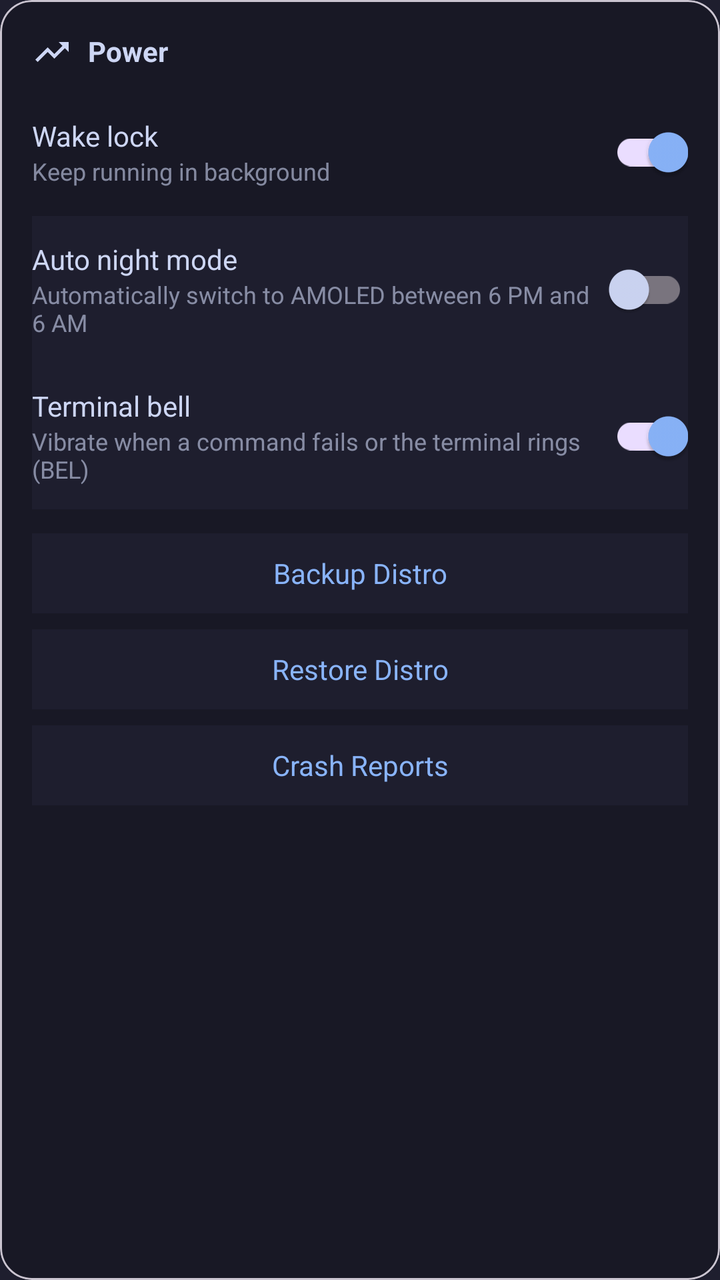
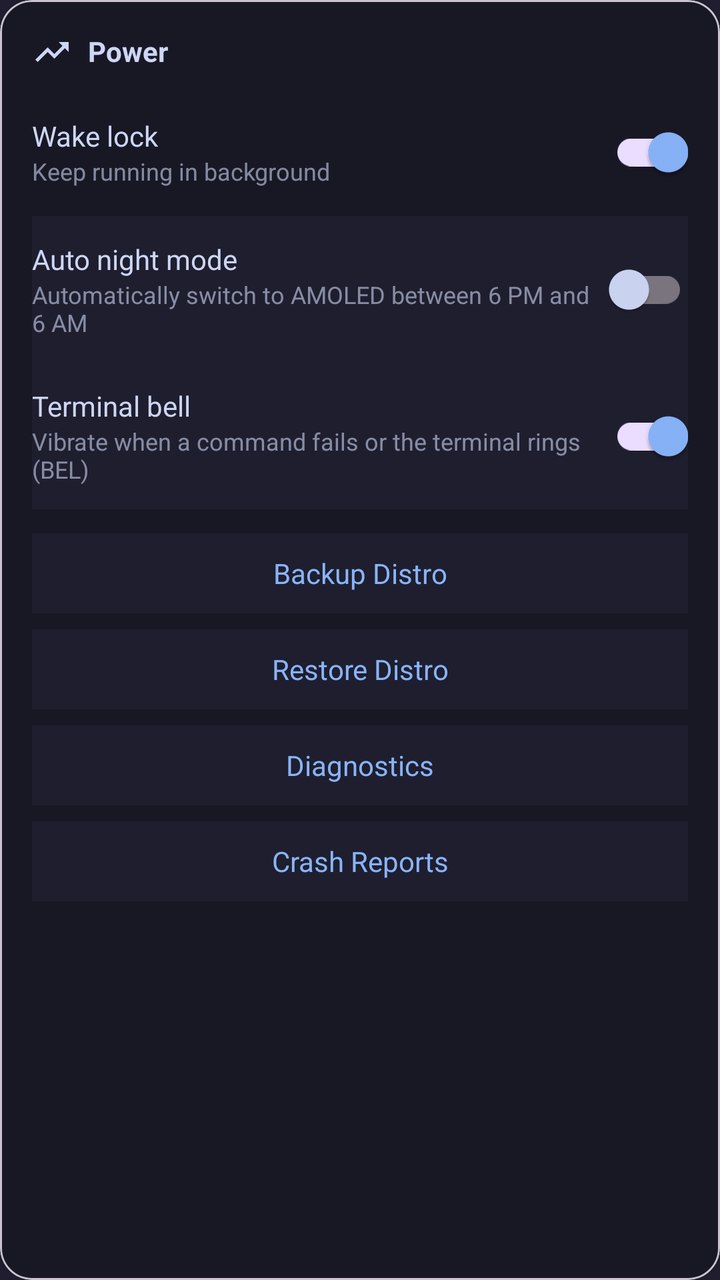

Compare the two renders of this Android layout. The source of the first and the diff that turns it into the second are given below.
<!-- AndroidManifest.xml: application theme Theme.RedTermApp -->
<!-- res/layout/settings_section_behavior.xml -->
<com.google.android.material.card.MaterialCardView xmlns:android="http://schemas.android.com/apk/res/android"
    xmlns:app="http://schemas.android.com/apk/res-auto"
        android:layout_width="match_parent"
        android:layout_height="wrap_content"
        app:cardBackgroundColor="?attr/extraKeysBg"
        app:cardCornerRadius="16dp"
        app:cardElevation="0dp"
        android:layout_marginBottom="20dp"
        app:contentPadding="16dp">

        <LinearLayout
            android:layout_width="match_parent"
            android:layout_height="wrap_content"
            android:orientation="vertical">

            <TextView
                android:layout_width="wrap_content"
                android:layout_height="wrap_content"
                android:text="@string/power"
                android:textColor="?attr/terminalText"
                android:textSize="14sp"
                android:textStyle="bold"
                app:drawableStartCompat="@drawable/ic_section_power"
                app:drawableTint="?attr/terminalText"
                android:drawablePadding="8dp"
                android:layout_marginBottom="16dp" />

            <LinearLayout
                android:layout_width="match_parent"
                android:layout_height="wrap_content"
                android:orientation="horizontal"
                android:gravity="center_vertical">

                <LinearLayout
                    android:layout_width="0dp"
                    android:layout_height="wrap_content"
                    android:layout_weight="1"
                    android:orientation="vertical">

                    <TextView
                        android:layout_width="wrap_content"
                        android:layout_height="wrap_content"
                        android:text="@string/wake_lock"
                        android:textColor="?attr/terminalText"
                        android:textSize="14sp" />

                    <TextView
                        android:layout_width="wrap_content"
                        android:layout_height="wrap_content"
                        android:text="@string/keep_running_in_background"
                        android:textColor="?attr/terminalText"
                        android:textSize="12sp"
                        android:alpha="0.6" />

                </LinearLayout>

                <androidx.appcompat.widget.SwitchCompat
                    android:id="@+id/wakelock_switch"
                    android:layout_width="wrap_content"
                    android:layout_height="wrap_content"
                    android:checked="true" />

            </LinearLayout>

            <LinearLayout
                android:layout_width="match_parent"
                android:layout_height="wrap_content"
                android:orientation="horizontal"
                android:gravity="center_vertical"
                android:paddingVertical="12dp"
                android:layout_marginTop="8dp"
                android:background="?attr/terminalBg">

                <LinearLayout
                    android:layout_width="0dp"
                    android:layout_height="wrap_content"
                    android:layout_weight="1"
                    android:orientation="vertical">

                    <TextView
                        android:layout_width="wrap_content"
                        android:layout_height="wrap_content"
                        android:text="@string/auto_night_mode"
                        android:textColor="?attr/terminalText"
                        android:textSize="14sp" />

                    <TextView
                        android:layout_width="wrap_content"
                        android:layout_height="wrap_content"
                        android:text="@string/auto_night_mode_desc"
                        android:textColor="?attr/terminalText"
                        android:textSize="12sp"
                        android:alpha="0.6" />

                </LinearLayout>

                <androidx.appcompat.widget.SwitchCompat
                    android:id="@+id/night_mode_switch"
                    android:layout_width="wrap_content"
                    android:layout_height="wrap_content"
                    android:checked="false" />

            </LinearLayout>

            <LinearLayout
                android:layout_width="match_parent"
                android:layout_height="wrap_content"
                android:orientation="horizontal"
                android:gravity="center_vertical"
                android:paddingVertical="12dp"
                android:background="?attr/terminalBg">

                <LinearLayout
                    android:layout_width="0dp"
                    android:layout_height="wrap_content"
                    android:layout_weight="1"
                    android:orientation="vertical">

                    <TextView
                        android:layout_width="wrap_content"
                        android:layout_height="wrap_content"
                        android:text="@string/terminal_bell"
                        android:textColor="?attr/terminalText"
                        android:textSize="14sp" />

                    <TextView
                        android:layout_width="wrap_content"
                        android:layout_height="wrap_content"
                        android:text="@string/terminal_bell_desc"
                        android:textColor="?attr/terminalText"
                        android:textSize="12sp"
                        android:alpha="0.6" />

                </LinearLayout>

                <androidx.appcompat.widget.SwitchCompat
                    android:id="@+id/bell_switch"
                    android:layout_width="wrap_content"
                    android:layout_height="wrap_content"
                    android:checked="true" />

            </LinearLayout>

            <TextView
                android:id="@+id/backup_btn"
                android:layout_width="match_parent"
                android:layout_height="40dp"
                android:gravity="center"
                android:text="@string/backup_distro"
                android:textColor="?attr/colorPrimary"
                android:textSize="14sp"
                android:background="?attr/terminalBg"
                android:clickable="true"
                android:focusable="true"
                android:layout_marginTop="12dp" />

            <TextView
                android:id="@+id/restore_btn"
                android:layout_width="match_parent"
                android:layout_height="40dp"
                android:gravity="center"
                android:text="@string/restore_distro"
                android:textColor="?attr/colorPrimary"
                android:textSize="14sp"
                android:background="?attr/terminalBg"
                android:clickable="true"
                android:focusable="true"
                android:layout_marginTop="8dp" />

            <TextView
                android:id="@+id/crash_reports_btn"
                android:layout_width="match_parent"
                android:layout_height="40dp"
                android:gravity="center"
                android:text="@string/crash_reports"
                android:textColor="?attr/colorPrimary"
                android:textSize="14sp"
                android:background="?attr/terminalBg"
                android:clickable="true"
                android:focusable="true"
                android:layout_marginTop="8dp" />

        </LinearLayout>

    </com.google.android.material.card.MaterialCardView>
<!-- resources referenced by this layout -->
<resources>
  <!-- drawable ic_section_power (drawable) -->
  <vector xmlns:android="http://schemas.android.com/apk/res/android"
      android:width="20dp"
      android:height="20dp"
      android:viewportWidth="24"
      android:viewportHeight="24">
      <path
          android:fillColor="?attr/terminalText"
          android:pathData="M16,6l2.29,2.29 -4.88,4.88 -4,-4L2,16.59 3.41,18l6,-6 4,4 6.3,-6.29L22,12V6z" />
  </vector>
  <string name="auto_night_mode">Auto night mode</string>
  <string name="auto_night_mode_desc">Automatically switch to AMOLED between 6 PM and 6 AM</string>
  <string name="backup_distro">Backup Distro</string>
  <string name="crash_reports">Crash Reports</string>
  <string name="keep_running_in_background">Keep running in background</string>
  <string name="power">Power</string>
  <string name="restore_distro">Restore Distro</string>
  <string name="terminal_bell">Terminal bell</string>
  <string name="terminal_bell_desc">Vibrate when a command fails or the terminal rings (BEL)</string>
  <string name="wake_lock">Wake lock</string>
  <style name="Theme.RedTermApp" parent="Theme.Material3.DayNight.NoActionBar">
          <item name="colorPrimary">@color/primary</item>
          <item name="colorOnPrimary">@color/black</item>
          <item name="colorSurface">@color/surface</item>
          <item name="colorOnSurface">@color/on_surface</item>
          <item name="android:statusBarColor">@color/terminal_bg</item>
          <item name="android:navigationBarColor">@color/terminal_bg</item>
          <item name="android:windowBackground">@color/terminal_bg</item>
          <item name="terminalBg">@color/terminal_bg</item>
          <item name="terminalText">@color/terminal_text</item>
          <item name="extraKeysBg">@color/extra_keys_bg</item>
          <item name="extraKeysText">@color/extra_keys_text</item>
      </style>
  <color name="primary">#FF89B4FA</color>
  <color name="black">#FF000000</color>
  <color name="surface">#FF1E1E2E</color>
  <color name="on_surface">#FFCDD6F4</color>
  <color name="terminal_bg">#FF1E1E2E</color>
  <color name="terminal_text">#FFCDD6F4</color>
  <color name="extra_keys_bg">#FF181825</color>
  <color name="extra_keys_text">#FFCDD6F4</color>
</resources>

<!-- the commit's change to res/layout/settings_section_behavior.xml (unified diff, before → after) -->
@@ -168,6 +168,19 @@
                 android:layout_marginTop="8dp" />
 
             <TextView
+                android:id="@+id/app_log_btn"
+                android:layout_width="match_parent"
+                android:layout_height="40dp"
+                android:gravity="center"
+                android:text="@string/diagnostics"
+                android:textColor="?attr/colorPrimary"
+                android:textSize="14sp"
+                android:background="?attr/terminalBg"
+                android:clickable="true"
+                android:focusable="true"
+                android:layout_marginTop="8dp" />
+
+            <TextView
                 android:id="@+id/crash_reports_btn"
                 android:layout_width="match_parent"
                 android:layout_height="40dp"
<!-- resource entries referenced after the edit -->
@@ -14,6 +14,7 @@
   <string name="auto_night_mode_desc">Automatically switch to AMOLED between 6 PM and 6 AM</string>
   <string name="backup_distro">Backup Distro</string>
   <string name="crash_reports">Crash Reports</string>
+  <string name="diagnostics">Diagnostics</string>
   <string name="keep_running_in_background">Keep running in background</string>
   <string name="power">Power</string>
   <string name="restore_distro">Restore Distro</string>
